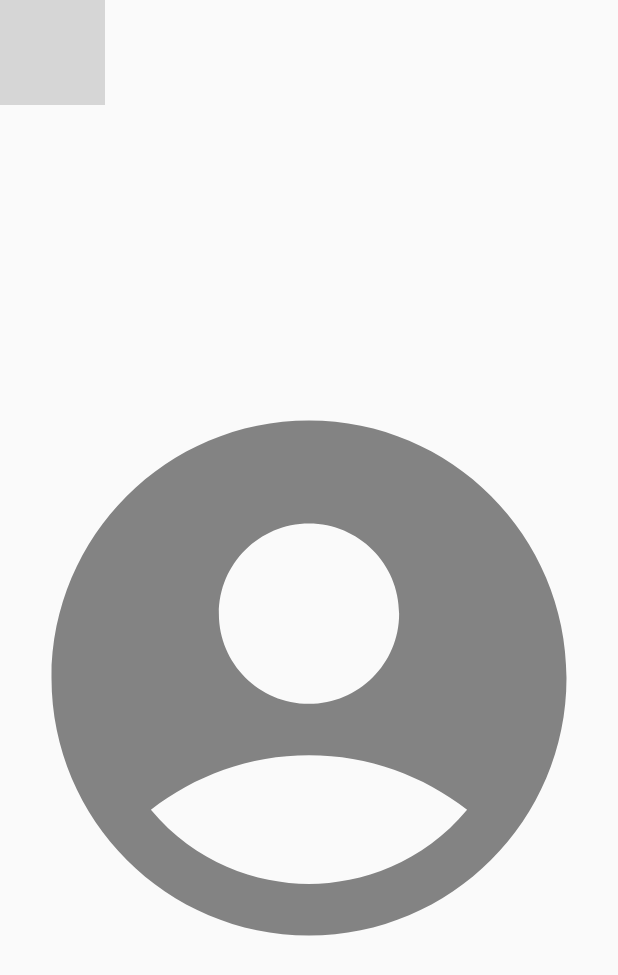
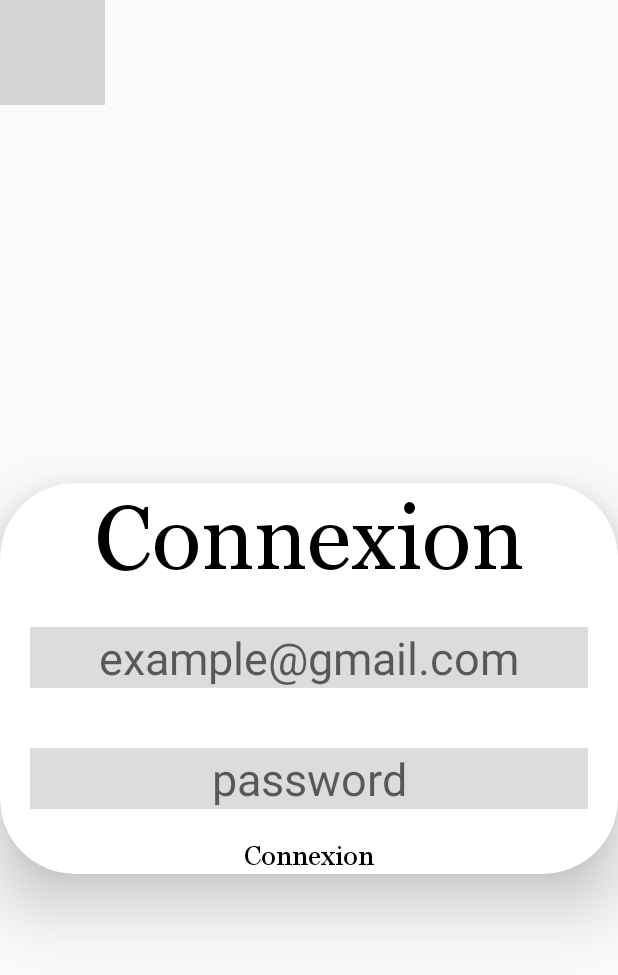
Before and after one commit to XavTo/grama, an Android app: the screen it shows after launch (SettingsActivity), after a tap on "Profile", on a phone screen of 412 x 824 dp. Shown: the top 975 px of the screen. Run offline under Robolectric (Android 15) with nearby library versions, the phone set to English and light mode, and no system bars; grey boxes are pictures that could not be loaded.

Commit message:
add prof ?

```diff
--- a/app/build.gradle
+++ b/app/build.gradle
@@ -33,11 +33,14 @@ android {
 
 dependencies {
 
-    implementation 'androidx.core:core-ktx:1.7.0'
-    implementation 'androidx.appcompat:appcompat:1.3.0'
-    implementation 'com.google.android.material:material:1.4.0'
-    implementation 'androidx.constraintlayout:constraintlayout:2.0.4'
+    implementation 'androidx.core:core-ktx:1.9.0'
+    implementation 'androidx.appcompat:appcompat:1.5.1'
+    implementation 'com.google.android.material:material:1.6.1'
+    implementation 'androidx.constraintlayout:constraintlayout:2.1.4'
     testImplementation 'junit:junit:4.13.2'
     androidTestImplementation 'androidx.test.ext:junit:1.1.3'
     androidTestImplementation 'androidx.test.espresso:espresso-core:3.4.0'
+    implementation 'com.android.volley:volley:1.2.1'
+    implementation 'com.google.code.gson:gson:2.8.7'
+    implementation 'androidx.cardview:cardview:1.0.0'
 }
--- a/app/src/main/res/layout/fragment_profil.xml
+++ b/app/src/main/res/layout/fragment_profil.xml
@@ -4,13 +4,73 @@
     android:layout_height="match_parent"
     xmlns:app="http://schemas.android.com/apk/res-auto">
 
-    <ImageView
-        android:src="@drawable/ic_prof"
+    <androidx.cardview.widget.CardView
         android:layout_width="match_parent"
-        android:layout_height="match_parent"
+        android:layout_height="wrap_content"
+        app:cardBackgroundColor="@color/white"
+        app:cardCornerRadius="50dp"
+        app:cardElevation="25dp"
+        app:layout_constraintTop_toTopOf="parent"
+        app:layout_constraintBottom_toBottomOf="parent"
         app:layout_constraintStart_toStartOf="parent"
-        app:layout_constraintTop_toTopOf="parent"
-        android:contentDescription="@string/desc_cross">
-    </ImageView>
+        app:layout_constraintEnd_toEndOf="parent">
+        <LinearLayout
+            android:layout_width="match_parent"
+            android:layout_height="wrap_content"
+            android:orientation="vertical">
+            <TextView
+                style="@style/BigTextStyle"
+                android:layout_width="match_parent"
+                android:layout_height="match_parent"
+                android:gravity="center"
+                android:text="@string/connexion">
+            </TextView>
+            <TextView
+                android:id="@+id/prof_error"
+                android:layout_width="wrap_content"
+                android:layout_height="wrap_content"
+                android:text="@string/error"
+                android:gravity="center"
+                android:layout_gravity="center"
+                android:visibility="gone"
+                style="@style/RedTextStyle">
+            </TextView>
+            <EditText
+                android:id="@+id/prof_email"
+                android:layout_width="match_parent"
+                android:layout_height="match_parent"
+                android:background="@color/light_grey"
+                android:hint="@string/email"
+                android:textSize="30sp"
+                android:gravity="center"
+                android:layout_gravity="center"
+                android:layout_marginVertical="20dp"
+                android:layout_marginHorizontal="20dp"
+                android:autofillHints=" "
+                android:inputType="textEmailAddress">
+            </EditText>
+            <EditText
+                android:id="@+id/prof_password"
+                android:layout_width="match_parent"
+                android:layout_height="match_parent"
+                android:background="@color/light_grey"
+                android:hint="@string/password"
+                android:textSize="30sp"
+                android:gravity="center"
+                android:layout_gravity="center"
+                android:layout_marginVertical="20dp"
+                android:layout_marginHorizontal="20dp"
+                android:autofillHints=" "
+                android:inputType="textPassword">
+            </EditText>
+            <TextView
+                style="@style/DefaultTextStyle"
+                android:layout_width="match_parent"
+                android:layout_height="match_parent"
+                android:gravity="center"
+                android:text="@string/connexion">
+            </TextView>
+        </LinearLayout>
+    </androidx.cardview.widget.CardView>
 
 </androidx.constraintlayout.widget.ConstraintLayout>
--- a/app/src/main/res/values/colors.xml
+++ b/app/src/main/res/values/colors.xml
@@ -7,4 +7,6 @@
     <color name="teal_700">#FF018786</color>
     <color name="black">#FF000000</color>
     <color name="white">#FFFFFFFF</color>
+    <color name="dark_red">#8B0000</color>
+    <color name="light_grey">#DCDCDC</color>
 </resources>
--- a/app/src/main/res/values/strings.xml
+++ b/app/src/main/res/values/strings.xml
@@ -4,6 +4,11 @@
     <string name="home_page_game_1">Ortographe</string>
     <string name="home_page_game_2">Grammaire</string>
     <string name="home_page_game_3">Conjugaison</string>
+    <!-- String Profile -->
+    <string name="connexion">Connexion</string>
+    <string name="error">Bad email or password</string>
+    <string name="email">example@gmail.com</string>
+    <string name="password">password</string>
     <!-- String Description -->
     <string name="desc_grama">Grama</string>
     <string name="desc_profile">Profile</string>
--- a/app/src/main/res/values/themes.xml
+++ b/app/src/main/res/values/themes.xml
@@ -10,7 +10,7 @@
         <item name="colorSecondaryVariant">@color/teal_700</item>
         <item name="colorOnSecondary">@color/black</item>
         <!-- Status bar color. -->
-        <item name="android:statusBarColor" tools:targetApi="l">?attr/colorPrimaryVariant</item>
+        <item name="android:statusBarColor" >?attr/colorPrimaryVariant</item>
         <!-- Customize your theme here. -->
     </style>
 
@@ -23,6 +23,9 @@
     <style name="GreenTextStyle" parent="DefaultTextStyle">
         <item name="android:textColor">@color/teal_200</item>
     </style>
+    <style name="RedTextStyle" parent="DefaultTextStyle">
+        <item name="android:textColor">@color/dark_red</item>
+    </style>
     <style name="BigTextStyle" parent="DefaultTextStyle">
         <item name="android:textSize">60sp</item>
     </style>
```
